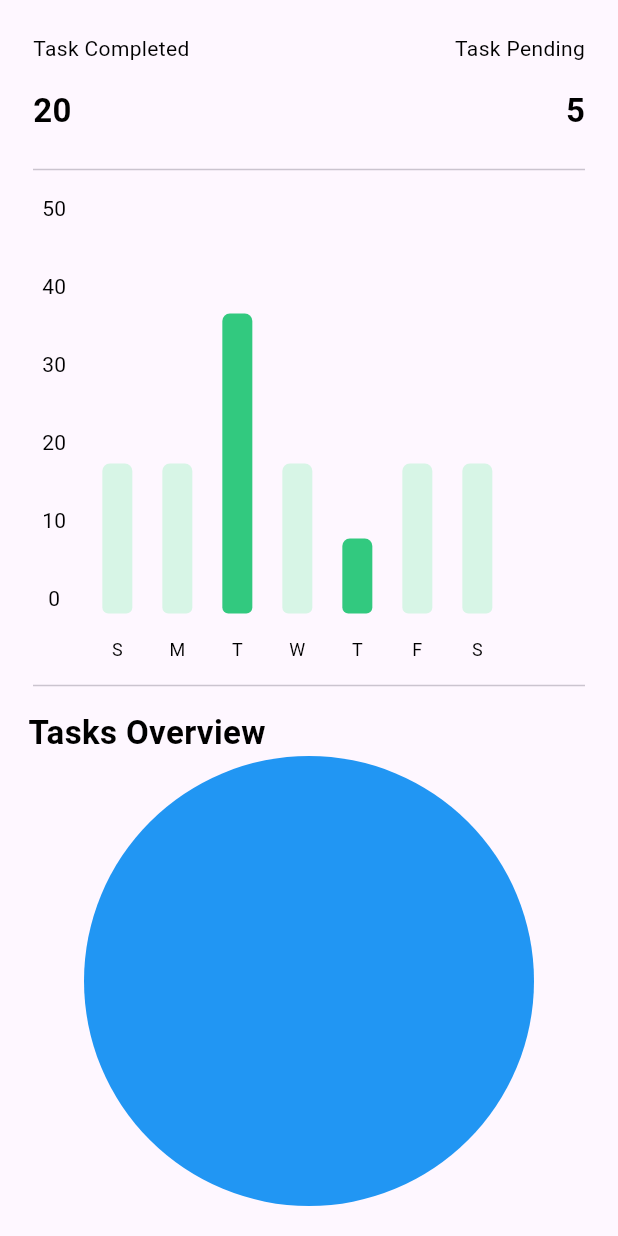
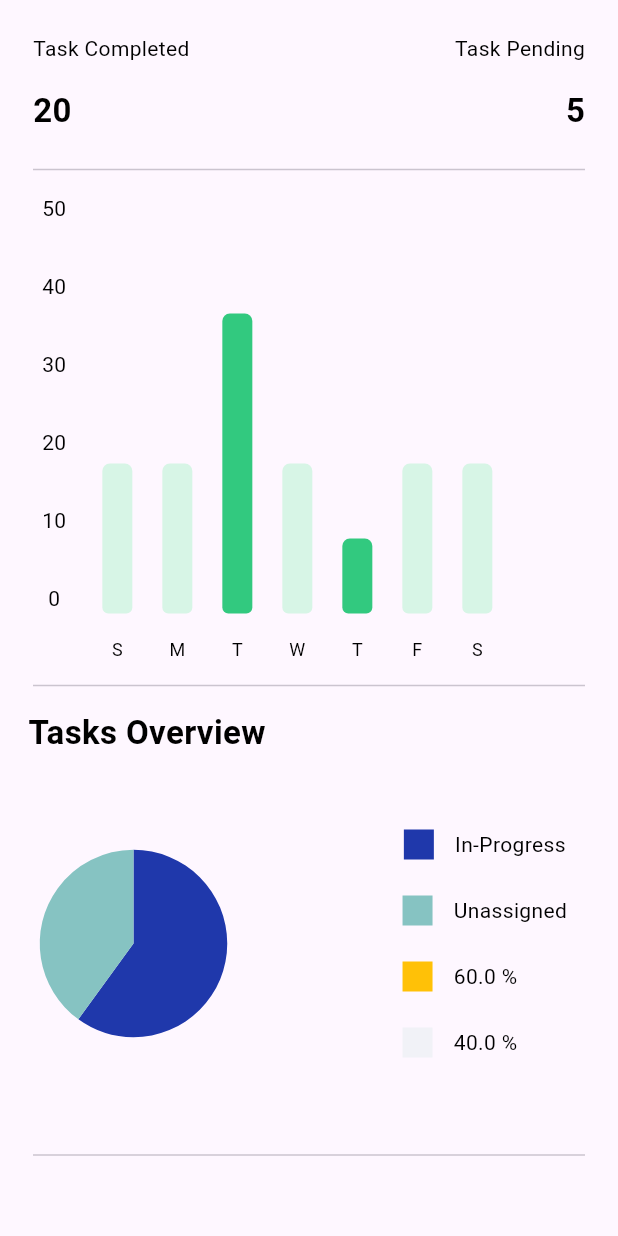
Before and after one commit to Pawan89844/Todo, a Flutter app: the ProgressComponent widget shown alone on an empty page, opened directly, on a phone screen of 412 x 824 dp. Run offline on Flutter 3.47's test engine with Material 3 defaults, Android fonts, the phone set to English and light mode, and no system bars; our stand-ins replace yaml; missing offline and left inert: animator; accounts and stored records are empty.

Commit message:
Progress Screen completed

```diff
--- a/lib/module/progress/components/pie_chart.dart
+++ b/lib/module/progress/components/pie_chart.dart
@@ -1,50 +1,34 @@
-import 'dart:ui';
+import 'dart:math';
 
 import 'package:flutter/material.dart';
 import 'dart:math' as math;
 
 class PieChart extends CustomPainter {
-  final double width;
-  final double height;
-  final List<PieChartData> data;
+  final double inProgressPercentage;
 
-  PieChart({required this.width, required this.height, required this.data});
+  PieChart({required this.inProgressPercentage});
   @override
   void paint(Canvas canvas, Size size) {
     // final center = Offset(width, 2.0);
-    final center = Offset(width / 2, height / 2);
-    final radius = math.min(width / 2, height / 2);
-    final paint = Paint();
-    paint.color = Colors.blue;
-    paint.style = PaintingStyle.fill;
-    canvas.drawCircle(center, radius, paint);
-    // double total = 0;
-    // for (var item in data) {
-    //   total += item.value;
-    // }
+    final center = Offset(size.width / 2, size.height / 2);
+    final radius = math.min(size.width / 2, size.height / 4);
+    Color inProgressColor = const Color(0xFF1F38AB);
+    Color unAssignedTasks = const Color(0xFF86C3C2);
 
-    // double startAngle = 270; // degrees - starting angle
+    double sweepAngle = 2 * pi * inProgressPercentage;
+    canvas.drawArc(Rect.fromCircle(center: center, radius: radius), -pi / 2,
+        sweepAngle, true, Paint()..color = inProgressColor);
 
-    // for (var item in data) {
-    //   double sweepAngle = (item.value / total) * 360; // degrees - sweep angle
-    //   final paint = Paint()
-    //     ..color = item.color
-    //     ..style = PaintingStyle.fill;
-    //   canvas.drawArc(Rect.fromCircle(center: center, radius: radius),
-    //       (startAngle), (sweepAngle), true, paint);
-    //   startAngle += sweepAngle;
-    // }
+    double remainingPercentage = 1 - inProgressPercentage;
+    double startAngle = 2 * pi * inProgressPercentage - pi / 2;
+    sweepAngle = 2 * pi * remainingPercentage;
+    canvas.drawArc(Rect.fromCircle(center: center, radius: radius), startAngle,
+        sweepAngle, true, Paint()..color = unAssignedTasks);
   }
 
   @override
   bool shouldRepaint(covariant PieChart oldDelegate) {
-    return data != oldDelegate.data;
+    return true;
+    // return data != oldDelegate.data;
   }
 }
-
-class PieChartData {
-  final double value;
-  final Color color;
-
-  PieChartData({required this.value, required this.color});
-}
--- a/lib/module/progress/components/progress_component.dart
+++ b/lib/module/progress/components/progress_component.dart
@@ -9,6 +9,7 @@ import 'package:todo/widgets/text/app_text.dart';
 
 class ProgressComponent extends StatelessWidget {
   const ProgressComponent({super.key});
+  final double inProgressPercentage = 0.6;
 
   @override
   Widget build(BuildContext context) {
@@ -36,22 +37,90 @@ class ProgressComponent extends StatelessWidget {
                     alignment: Alignment.centerLeft,
                     margin: const EdgeInsets.symmetric(horizontal: 5.0),
                     child: const AppHeading('Tasks Overview')),
-                Container(
-                  height: 300.0,
-                  width: 300.0,
-                  child: CustomPaint(
-                      painter: PieChart(width: 300.0, height: 300.0, data: [
-                    PieChartData(value: 30, color: Colors.blue),
-                    PieChartData(value: 50, color: Colors.orange),
-                    PieChartData(value: 20, color: Colors.green),
-                  ])),
-                )
+                Row(
+                  mainAxisAlignment: MainAxisAlignment.spaceBetween,
+                  crossAxisAlignment: CrossAxisAlignment.center,
+                  children: [
+                    SizedBox(
+                        height: 250.0,
+                        width: 150.0,
+                        // color: Colors.blue,
+                        child: CustomPaint(
+                          painter: PieChart(
+                              inProgressPercentage: inProgressPercentage),
+                        )),
+                    Column(
+                      crossAxisAlignment: CrossAxisAlignment.start,
+                      children: [
+                        const Row(
+                          children: [
+                            Column(
+                              children: [
+                                _PieChartIndicators(
+                                    statusColor: Color(0xFF1F38AB),
+                                    status: 'In-Progress'),
+                                _PieChartIndicators(
+                                    statusColor: Color(0xFF86C3C2),
+                                    status: 'Unassigned'),
+                              ],
+                            ),
+                            SizedBox(width: 20.0),
+                          ],
+                        ),
+                        Row(
+                          children: [
+                            Column(
+                              children: [
+                                _PieChartIndicators(
+                                    statusColor: Colors.amber.shade500,
+                                    status:
+                                        '${(inProgressPercentage * 100).toStringAsFixed(1)} %'),
+                                _PieChartIndicators(
+                                    statusColor: AppColor.cardColor,
+                                    status:
+                                        '${(1 - inProgressPercentage) * 100} %'),
+                              ],
+                            ),
+                            const SizedBox(width: 20.0),
+                          ],
+                        ),
+                      ],
+                    )
+                  ],
+                ),
+                const Padding(
+                  padding: EdgeInsets.all(8.0),
+                  child: Divider(),
+                ),
               ],
             ),
           ),
         );
       }
     });
+  }
+}
+
+class _PieChartIndicators extends StatelessWidget {
+  final Color statusColor;
+  final String status;
+  const _PieChartIndicators({required this.statusColor, required this.status});
+
+  @override
+  Widget build(BuildContext context) {
+    return Row(
+      mainAxisAlignment: MainAxisAlignment.spaceAround,
+      children: [
+        Container(
+          color: statusColor,
+          height: 20.0,
+          width: 20.0,
+          margin: const EdgeInsets.symmetric(vertical: 12.0),
+        ),
+        const SizedBox(width: 14.0),
+        AppText(status)
+      ],
+    );
   }
 }
 
```
